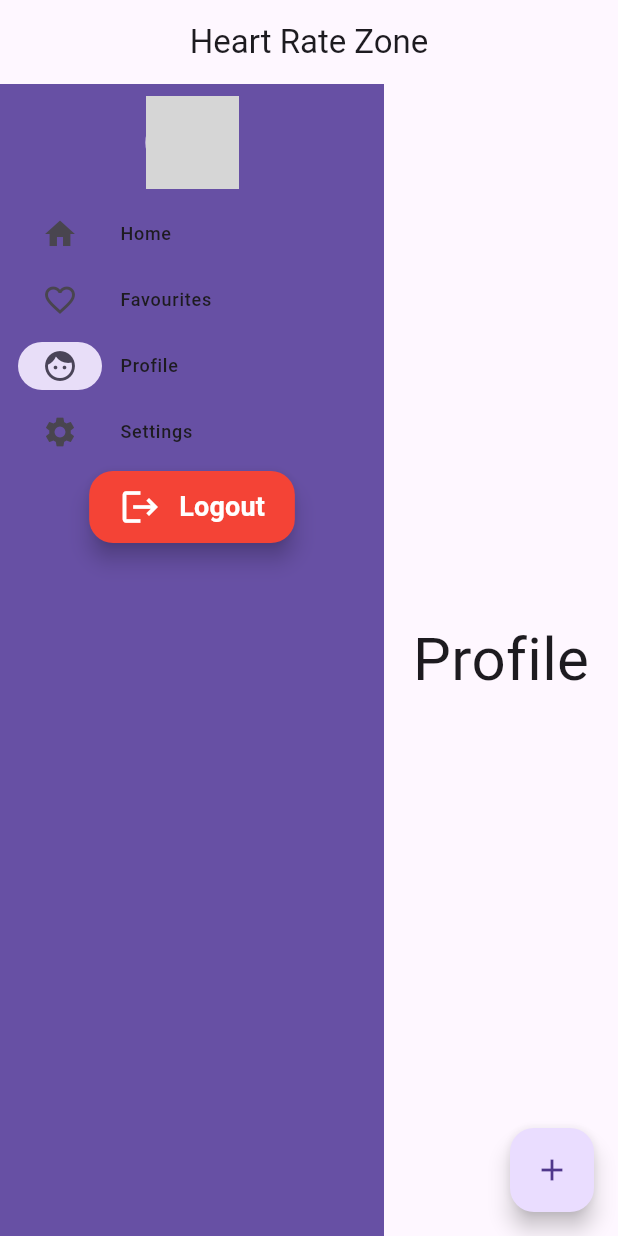
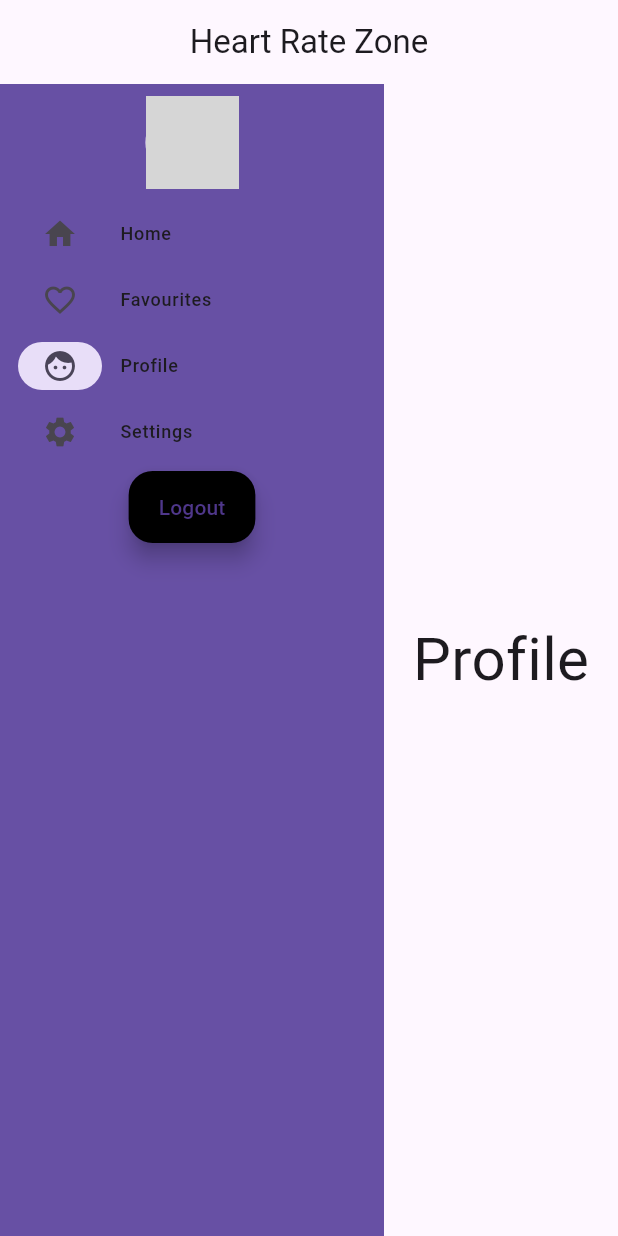
Before and after one commit to martynsdk/heart_rate_zone, a Flutter app: the screen it shows after launch, after a tap on "Favourites", after a tap on "Profile", on a phone screen of 412 x 824 dp. Run offline on Flutter 3.47's test engine with Material 2 defaults, Android fonts, the phone set to English and light mode, and no system bars; our stand-ins replace localization; network calls fail; grey boxes are pictures that could not be loaded.

Commit message:
Checkpoint for lunch

```diff
--- a/lib/main.dart
+++ b/lib/main.dart
@@ -13,7 +13,7 @@
 
 class MyApp extends StatelessWidget {
   const MyApp({Key? key}) : super(key: key);
-  static final String title = 'Heart Rate Zone';
+  static const String title = 'Heart Rate Zone';
 
   @override
   Widget build(BuildContext context) {
@@ -45,9 +45,8 @@
       title: "Heart Rate Zone",
       theme: ThemeData(
         useMaterial3: true,
-        primarySwatch: Colors.blue,
       ),
-      home: MyHomePage(title: title),
+      home: const MyHomePage(title: title),
     );
   }
 }
@@ -105,7 +104,7 @@
               trailing: AnimatedRailWidget(
                 child: isExtended
                     ? Row(
-                  children: const [
+                  children: [
                     Icon(
                       Icons.logout,
                       color: Colors.white,
@@ -124,8 +123,6 @@
                 )
                     : const Icon(Icons.logout, color: Colors.white),
               ),
-
-
               destinations: const [
                 NavigationRailDestination(
                   icon: Icon(Icons.home),
@@ -150,11 +147,6 @@
           ],
         ),
       ),
-      floatingActionButton: FloatingActionButton(
-        onPressed: () => print('a'),
-        tooltip: 'Increment',
-        child: const Icon(Icons.add),
-      ), // This trailing comma makes auto-formatting nicer for build methods.
     );
 
 
--- a/lib/widget/animated_rail_widget.dart
+++ b/lib/widget/animated_rail_widget.dart
@@ -4,8 +4,8 @@ class AnimatedRailWidget extends StatelessWidget {
   final Widget child;
 
   const AnimatedRailWidget({
-    @required this.child,
-    Key key,
+    required this.child,
+    Key? key,
   }) : super(key: key);
 
   @override
@@ -19,8 +19,9 @@ class AnimatedRailWidget extends StatelessWidget {
         child: Container(
           margin: const EdgeInsets.symmetric(horizontal: 12, vertical: 4),
           child: FloatingActionButton.extended(
-            backgroundColor: Colors.red,
-            label: child,
+            backgroundColor: Colors.black,
+            //label: child,
+            label: const Text("Logout"),
             isExtended: animation.status != AnimationStatus.dismissed,
             onPressed: () {},
           ),
```
Also changed, not shown: lib/page/home_page.dart (+1 -11 lines), lib/widget/grid_view_widget.dart (+4 -3 lines).
